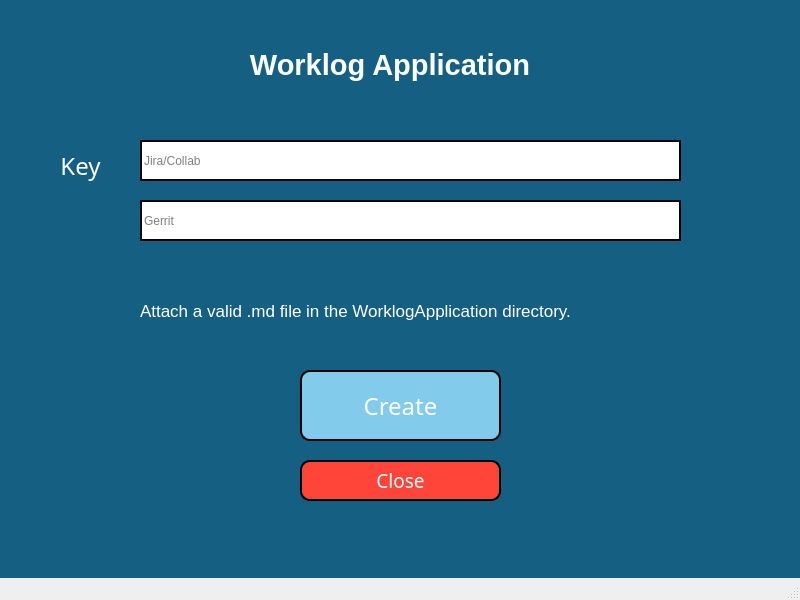
Before: the Qt Designer form worklog.ui in nakkasoft/das-worklog, drawn with Qt 5.
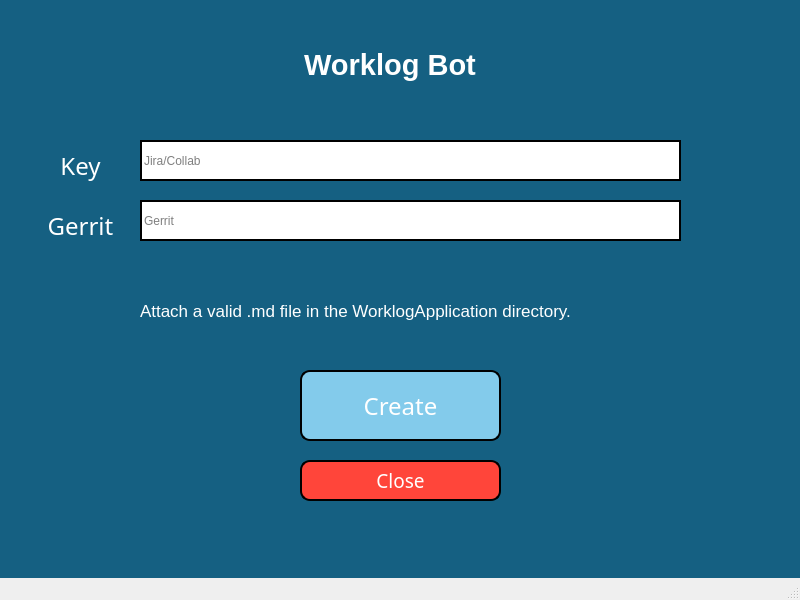
After: the same form once the commit is applied. Icons and pictures are not drawn.

```diff
--- a/worklog.ui
+++ b/worklog.ui
@@ -69,7 +69,10 @@
      <string notr="true">color: white;</string>
     </property>
     <property name="text">
-     <string>Worklog Application</string>
+     <string>Worklog Bot</string>
+    </property>
+    <property name="alignment">
+     <set>Qt::AlignCenter</set>
     </property>
    </widget>
    <widget class="QLabel" name="label_2">
@@ -195,6 +198,31 @@
      <string>Attach a valid .md file in the WorklogApplication directory.</string>
     </property>
    </widget>
+   <widget class="QLabel" name="label_3">
+    <property name="geometry">
+     <rect>
+      <x>30</x>
+      <y>200</y>
+      <width>101</width>
+      <height>51</height>
+     </rect>
+    </property>
+    <property name="font">
+     <font>
+      <family>LG스마트체2.0 Regular</family>
+      <pointsize>18</pointsize>
+     </font>
+    </property>
+    <property name="styleSheet">
+     <string notr="true">color: white;</string>
+    </property>
+    <property name="text">
+     <string>Gerrit</string>
+    </property>
+    <property name="alignment">
+     <set>Qt::AlignCenter</set>
+    </property>
+   </widget>
   </widget>
   <widget class="QMenuBar" name="menubar">
    <property name="geometry">
```
Left out of the diff: 5 changed lines with no effect on the pictures.
